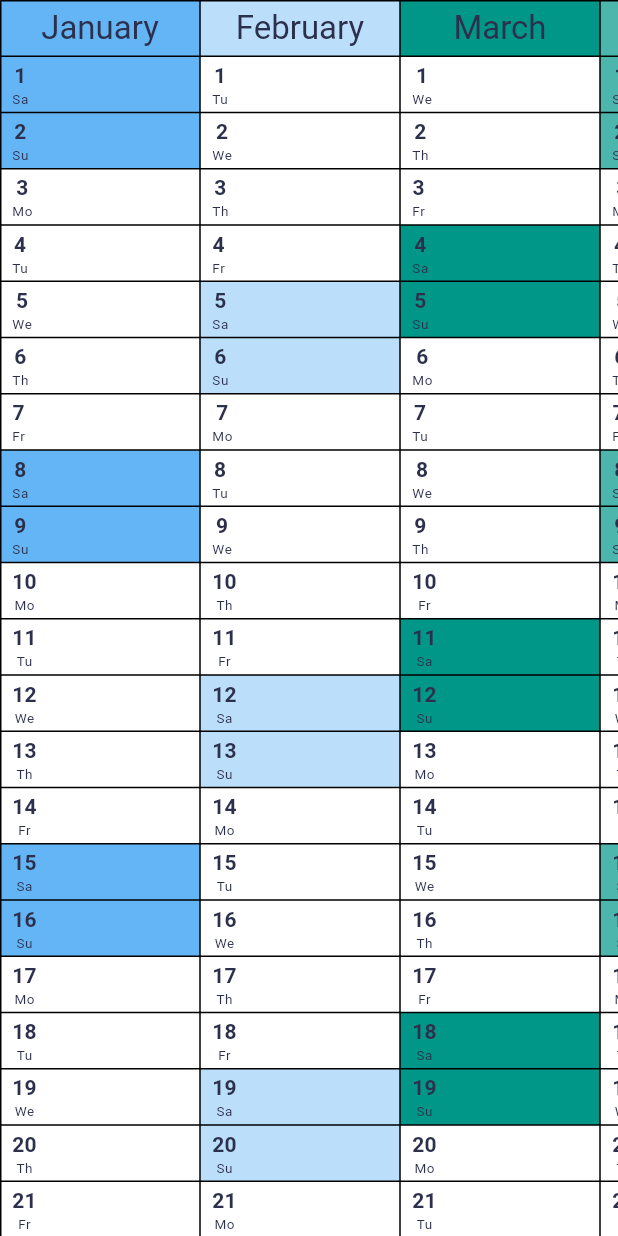
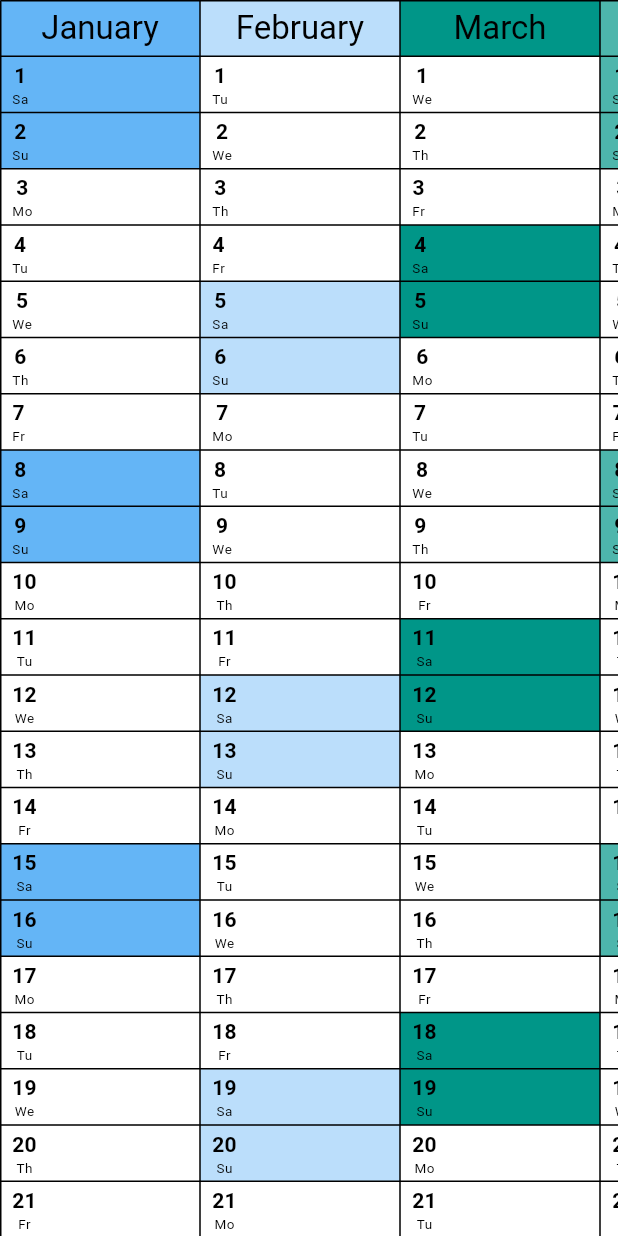
Before and after one commit to AlexanderThiele/stift_flutter_app, a Flutter app: the CalTable widget shown alone on an empty page, opened directly with empty values, on a phone screen of 412 x 824 dp. Run offline on Flutter 3.47's test engine with Material 3 defaults, Android fonts, the phone set to English and light mode, and no system bars; our stand-ins replace cloud_firestore, firebase_analytics, firebase_auth, firebase_core, firebase_crashlytics, firebase_remote_config and 9 more; missing offline and left inert: country_codes, flutter_shaders, in_app_purchase_platform_interface, linkfive_purchases, rate_my_app, responsive_spacing; accounts and stored records are empty; generated files the repository leaves out were written again; statements that could not run were skipped.

Commit message:
add more colors

```diff
--- a/lib/components/calendar_table/cal_table.dart
+++ b/lib/components/calendar_table/cal_table.dart
@@ -40,6 +40,7 @@ class _CalTableState extends State<CalTable> {
       List<CalCellHolder> dayList = [];
       dayList.add(CalCellHolder(
         color: monthColors[i],
+        textColor: calculateTextColor(monthColors[i]),
         cellType: CellType.month,
         dateTime: DateTime(widget.firstDayOfYear.year, i + 1),
         now: now,
@@ -59,8 +60,10 @@ class _CalTableState extends State<CalTable> {
         if (day.weekday == 6 || day.weekday == 7) {
           color = monthColors[i];
         }
+
         dayList.add(CalCellHolder(
             color: color,
+            textColor: calculateTextColor(color),
             cellType: cellType,
             dateTime: day,
             now: now,
@@ -89,6 +92,14 @@ class _CalTableState extends State<CalTable> {
     return tableRows;
   }
 
+  Color calculateTextColor(Color backgroundColor) {
+    // Calculate relative luminance
+    double luminance = 0.2126 * backgroundColor.red + 0.7152 * backgroundColor.green + 0.0722 * backgroundColor.blue;
+
+    // Choose text color based on luminance
+    return luminance > (0.45 * 255) ? Colors.black : Colors.white;
+  }
+
   @override
   void didUpdateWidget(CalTable oldWidget) {
     final bool isSameWidgetData = widget.publicHolidays.equals(oldWidget.publicHolidays) &&
--- a/lib/components/calendar_table/widgets/cal_cell.dart
+++ b/lib/components/calendar_table/widgets/cal_cell.dart
@@ -4,6 +4,7 @@ import 'package:pencalendar/models/public_holiday.dart';
 
 class CalCellHolder {
   final Color color;
+  final Color textColor;
   final DateTime dateTime;
   final DateTime now;
   final CellType cellType;
@@ -11,6 +12,7 @@ class CalCellHolder {
 
   CalCellHolder({
     required this.color,
+    required this.textColor,
     required this.dateTime,
     required this.now,
     required this.cellType,
@@ -22,17 +24,23 @@ class CalCellHolder {
       return EmptyCell(height: height);
     }
     if (cellType == CellType.month) {
-      return CalCellMonth(height: height, color: color, dateTime: dateTime, context: context);
+      return CalCellMonth(
+        height: height,
+        color: color,
+        textColor: textColor,
+        dateTime: dateTime,
+        context: context,
+      );
     }
 
     return CalCellDay(
       height: height,
       color: color,
+      textColor: textColor,
       dateTime: dateTime,
       isToday: dateTime.year == now.year && dateTime.month == now.month && dateTime.day == now.day,
       dayOfMonth: DateFormat("d").format(dateTime),
       dayOfWeek: DateFormat("E").format(dateTime).substring(0, 2),
-      textStyle: Theme.of(context).textTheme.bodySmall,
       publicHoliday: publicHoliday,
     );
   }
@@ -42,10 +50,10 @@ class CalCellDay extends TableCell {
   CalCellDay({
     required double height,
     required Color color,
+    required Color textColor,
     required DateTime dateTime,
     required final String dayOfMonth,
     required final String dayOfWeek,
-    required final TextStyle? textStyle,
     required final bool isToday,
     PublicHoliday? publicHoliday,
     super.key,
@@ -70,12 +78,12 @@ class CalCellDay extends TableCell {
                         children: [
                           Text(
                             dayOfMonth,
-                            style: Theme.of(context).textTheme.bodyMedium?.apply(fontWeightDelta: 2),
+                            style: Theme.of(context).textTheme.bodyMedium?.apply(fontWeightDelta: 2, color: textColor),
                           ),
                           const SizedBox(width: 4),
                           Text(
                             dayOfWeek,
-                            style: Theme.of(context).textTheme.bodySmall?.apply(fontSizeDelta: -3),
+                            style: Theme.of(context).textTheme.bodySmall?.apply(fontSizeDelta: -3, color: textColor),
                           ),
                         ],
                       ),
@@ -90,7 +98,7 @@ class CalCellDay extends TableCell {
                                   style: Theme.of(context)
                                       .textTheme
                                       .bodySmall
-                                      ?.apply(fontSizeDelta: -3, color: Theme.of(context).colorScheme.onBackground)),
+                                      ?.apply(fontSizeDelta: -3, color: textColor)),
                             ],
                           ),
                         )
@@ -107,6 +115,7 @@ class CalCellMonth extends TableCell {
   CalCellMonth({
     required double height,
     required Color color,
+    required Color textColor,
     required DateTime dateTime,
     required BuildContext context,
     super.key,
@@ -118,8 +127,7 @@ class CalCellMonth extends TableCell {
               alignment: Alignment.center,
               child: Text(
                 DateFormat("MMMM").format(dateTime),
-                style: Theme.of(context).textTheme.titleLarge,
-              ),
+                  style: Theme.of(context).textTheme.titleLarge?.apply(color: textColor)),
             ),
           ),
         );
--- a/lib/components/menu/above_calendar_menu.dart
+++ b/lib/components/menu/above_calendar_menu.dart
@@ -51,21 +51,16 @@ class _AboveCalendarMenuState extends ConsumerState<AboveCalendarMenu> with Tick
         ),
         Row(
           children: [
+            for (final calendarOption in DsCalendarColorOption.values) ...[
               DsCalendarColorButton(
                 height: menuHeight,
-              calendarColorOption: DsCalendarColorOption.standard,
+                calendarColorOption: calendarOption,
                 onTap: () {
-                ref.read(calendarColorProvider.notifier).changeColorOption(DsCalendarColorOption.standard);
+                  ref.read(calendarColorProvider.notifier).changeColorOption(calendarOption);
                 },
               ),
               const DsGutter.row(),
-            DsCalendarColorButton(
-              height: menuHeight,
-              calendarColorOption: DsCalendarColorOption.blackWhite,
-              onTap: () {
-                ref.read(calendarColorProvider.notifier).changeColorOption(DsCalendarColorOption.blackWhite);
-              },
-            ),
+            ],
           ],
         ).animate(
           controller: animationController,
@@ -80,7 +75,7 @@ class _AboveCalendarMenuState extends ConsumerState<AboveCalendarMenu> with Tick
           autoPlay: true,
           target: menuOpen ? 1 : 0,
         ),
-        SizedBox(height: 2)
+        SizedBox(height: 4),
       ],
     );
   }
--- a/packages/design_system/lib/atoms/ds_calendar_color_option.dart
+++ b/packages/design_system/lib/atoms/ds_calendar_color_option.dart
@@ -2,12 +2,18 @@ import 'package:flutter/material.dart';
 
 enum DsCalendarColorOption {
   standard,
-  blackWhite;
+  grey,
+  greenTea,
+  mistyRose,
+  azul,
+  green,
+  volcano,
+  pastel,
+  ;
 
   List<Color> get calendarColors {
-    switch (this) {
-      case DsCalendarColorOption.standard:
-        return [
+    return switch (this) {
+      DsCalendarColorOption.standard => [
           Colors.blue.shade300,
           Colors.blue.shade100,
           Colors.teal.shade500,
@@ -21,18 +27,102 @@ enum DsCalendarColorOption {
           Colors.red.shade400,
           Colors.purple.shade300,
           Colors.blue.shade300
-        ];
-      case DsCalendarColorOption.blackWhite:
-        return List.generate(12, (index) => Colors.grey.shade200);
-    }
+        ],
+      DsCalendarColorOption.grey => List.generate(12, (index) => Colors.grey.shade200),
+      DsCalendarColorOption.greenTea => [
+          const Color(0xffccd5ae),
+          const Color(0xffd4dbb5),
+          const Color(0xffdbe1bc),
+          const Color(0xffe9edc9),
+          const Color(0xffeff1cf),
+          const Color(0xfff4f4d5),
+          const Color(0xffF7F6D8),
+          const Color(0xfffefae0),
+          const Color(0xfffcf4d7),
+          const Color(0xfffbf1d2),
+          const Color(0xfffaedcd),
+          const Color(0xfff9eac8),
+        ],
+      DsCalendarColorOption.mistyRose => // return
+        [
+          const Color(0xffFFE5EC),
+          const Color(0xffFFD4DF),
+          const Color(0xffFFCBD8),
+          const Color(0xffFFC2D1),
+          const Color(0xffFFBBCC),
+          const Color(0xffFFB3C6),
+          const Color(0xffFFAAC0),
+          const Color(0xffFFA6BD),
+          const Color(0xffFFA1B9),
+          const Color(0xffFF9DB6),
+          const Color(0xffFF98B2),
+          const Color(0xffFF8FAB),
+        ],
+      DsCalendarColorOption.azul => [
+          const Color(0xffade8f4),
+          const Color(0xff9fe4f2),
+          const Color(0xff90e0ef),
+          const Color(0xff7EDBED),
+          const Color(0xff6CD5EA),
+          const Color(0xff48cae4),
+          const Color(0xff24bfde),
+          const Color(0xff12BADB),
+          const Color(0xff00b4d8),
+          const Color(0xff00ADD4),
+          const Color(0xff00a5d0),
+          const Color(0xff0096c7),
+        ],
+      DsCalendarColorOption.green => [
+          const Color(0xff9ef01a),
+          const Color(0xff87e80d),
+          const Color(0xff70e000),
+          const Color(0xff54c800),
+          const Color(0xff38b000),
+          const Color(0xff1c9800),
+          const Color(0xff008000),
+          const Color(0xff007900),
+          const Color(0xff007200),
+          const Color(0xff006b00),
+          const Color(0xff006400),
+          const Color(0xff004b23),
+        ],
+      DsCalendarColorOption.volcano => [
+          const Color(0xff0a9396),
+          const Color(0xff2da3a0),
+          const Color(0xff4fb3aa),
+          const Color(0xff94d2bd),
+          const Color(0xffbfd5b2),
+          const Color(0xffd5cf98),
+          const Color(0xffe9d8a6),
+          const Color(0xffebc97d),
+          const Color(0xffecba53),
+          const Color(0xffee9b00),
+          const Color(0xffdc8101),
+          const Color(0xffca6702),
+        ],
+      DsCalendarColorOption
+            .pastel => // list of https://coolors.co/ff99c8-fec8c3-fcf6bd-e6f5ce-d0f4de-c7efe5-bde9ec-a9def9-c7d0f9-e4c1f9
+        [
+          const Color(0xffFF99C8),
+          const Color(0xffFEC8C3),
+          const Color(0xffFCF6BD),
+          const Color(0xffE6F5CE),
+          const Color(0xffD0F4DE),
+          const Color(0xffC7EFE5),
+          const Color(0xffBDE9EC),
+          const Color(0xffA9DEF9),
+          const Color(0xffC7D0F9),
+          const Color(0xffE4C1F9),
+          const Color(0xffFF99C8),
+          const Color(0xffFEC8C3),
+        ],
+    };
   }
 
   List<Color> get calendarColorsForButton {
-    switch (this) {
-      case DsCalendarColorOption.standard:
-        return calendarColors;
-      case DsCalendarColorOption.blackWhite:
-        return [Colors.black, Colors.white];
-    }
+    return switch (this) {
+      DsCalendarColorOption.grey => [Colors.grey, Colors.white],
+      _ => calendarColors,
+    };
   }
 }
```
Lines whose indentation alone changed are shown as unchanged.
